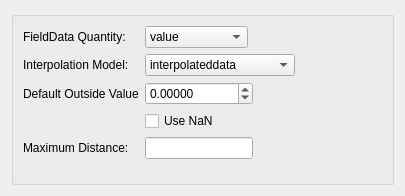
The window that src/Interface/Modules/Fields/MapFieldDataOntoNodes.ui (SCIInstitute/SCIRun) describes before a commit, drawn with Qt 5.
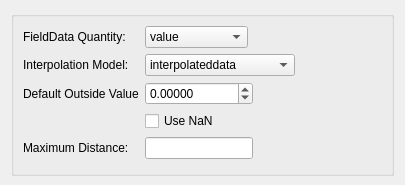
The same window after the commit.

Commit message: more spacing adjustments

What changed in the file:
```diff
--- a/src/Interface/Modules/Fields/MapFieldDataOntoNodes.ui
+++ b/src/Interface/Modules/Fields/MapFieldDataOntoNodes.ui
@@ -7,7 +7,7 @@
     <x>0</x>
     <y>0</y>
     <width>405</width>
-    <height>196</height>
+    <height>185</height>
    </rect>
   </property>
   <property name="sizePolicy">
@@ -19,7 +19,7 @@
   <property name="minimumSize">
    <size>
     <width>405</width>
-    <height>172</height>
+    <height>185</height>
    </size>
   </property>
   <property name="windowTitle">
@@ -31,7 +31,7 @@
      <property name="minimumSize">
       <size>
        <width>380</width>
-       <height>170</height>
+       <height>165</height>
       </size>
      </property>
      <property name="title">
```
